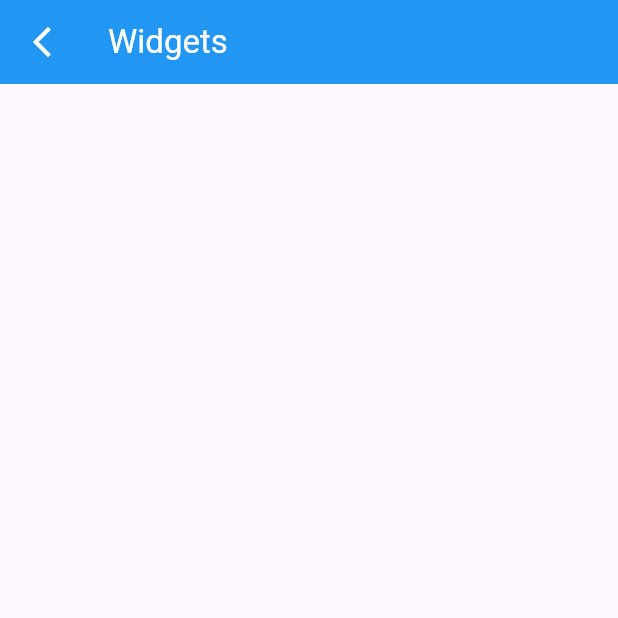
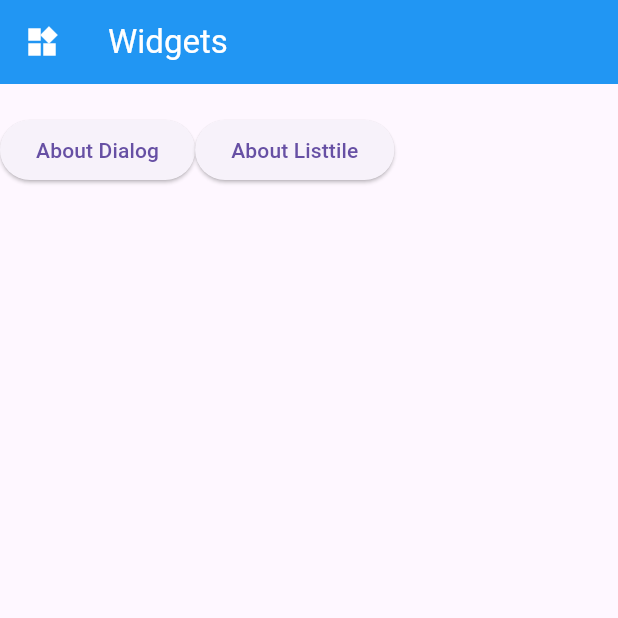
Before and after one commit to NaVindu0315/Flutter-Widgets, a Flutter app: the screen it shows after launch, on a phone screen of 412 x 824 dp, the top half of it. Run offline on Flutter 3.47's test engine with Material 3 defaults, Android fonts, the phone set to English and light mode, and no system bars.

Commit message:
about dialog widget

```diff
--- a/lib/Dashboard.dart
+++ b/lib/Dashboard.dart
@@ -5,7 +5,9 @@ class Dashboard extends StatelessWidget {
 
   @override
   Widget build(BuildContext context) {
-    return Dash();
+    return MaterialApp(
+      home: Dash(),
+    );
   }
 }
 
@@ -25,12 +27,14 @@ class _DashState extends State<Dash> {
           // preferredSize: Size.fromHeight(kToolbarHeight + 20),
           backgroundColor: Colors.blue,
           leading: IconButton(
-            icon: Icon(
-              Icons.arrow_back_ios_new_outlined,
-              color: Colors.white,
-            ),
+            icon: Builder(builder: (context) {
+              return Icon(
+                Icons.widgets,
+                color: Colors.white,
+              );
+            }),
             onPressed: () {
-              Navigator.pop(context);
+              //Navigator.pop(context);
             },
           ),
 
@@ -42,6 +46,42 @@ class _DashState extends State<Dash> {
 
           //centerTitle: true,
         ),
+        body: SafeArea(
+          child: SingleChildScrollView(
+            child: Column(
+              children: [
+                SizedBox(
+                  height: 20.0,
+                ),
+
+                ///first row
+                Row(
+                  children: [
+                    ElevatedButton(
+                        onPressed: () {
+                          showDialog(
+                            context: context,
+                            builder: (context) => AboutDialog(
+                              applicationIcon: FlutterLogo(),
+                              applicationLegalese: 'legalese',
+                              applicationName: 'Flutter Widgets',
+                              applicationVersion: '1.0',
+                              children: [Text('Fltter widgets')],
+                            ),
+                          );
+                        },
+                        child: Text('About Dialog')),
+                    ElevatedButton(
+                        onPressed: () {}, child: Text('About Listtile')),
+                  ],
+                ),
+                Row(
+                  children: [],
+                ),
+              ],
+            ),
+          ),
+        ),
       ),
     );
   }
```
